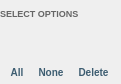
First picture: the form in src/schrodinger/sketcher/ui/select_options_widget.ui, repository schrodinger/sketcher, before the edit.
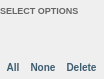
Second picture: the form after the edit. Icons and pictures are not drawn. Custom widgets are drawn as their Qt base class.

Commit message: SKETCH-1526. Simplify Select Option icons

```diff
--- a/src/schrodinger/sketcher/ui/select_options_widget.ui
+++ b/src/schrodinger/sketcher/ui/select_options_widget.ui
@@ -6,8 +6,8 @@
    <rect>
     <x>0</x>
     <y>0</y>
-    <width>121</width>
-    <height>84</height>
+    <width>104</width>
+    <height>79</height>
    </rect>
   </property>
   <property name="sizePolicy">
@@ -71,7 +71,7 @@
       <widget class="schrodinger::sketcher::SelectButton" name="select_btn">
        <property name="maximumSize">
         <size>
-         <width>48</width>
+         <width>36</width>
          <height>34</height>
         </size>
        </property>
@@ -83,7 +83,7 @@
        </property>
        <property name="iconSize">
         <size>
-         <width>48</width>
+         <width>36</width>
          <height>34</height>
         </size>
        </property>
```
Left out of the diff: 12 changed lines with no effect on the pictures. The commit also changes 1 other file.
